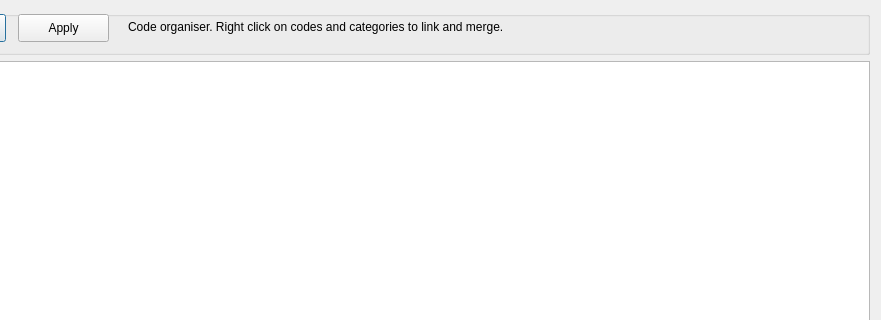
Before: the Qt Designer form GUI_UIs/ui_dialog_organiser.ui in ccbogel/QualCoder, drawn with Qt 5; both pictures show x 143 to 1024 and y 0 to 320 of the 1024 by 600 pixel window.
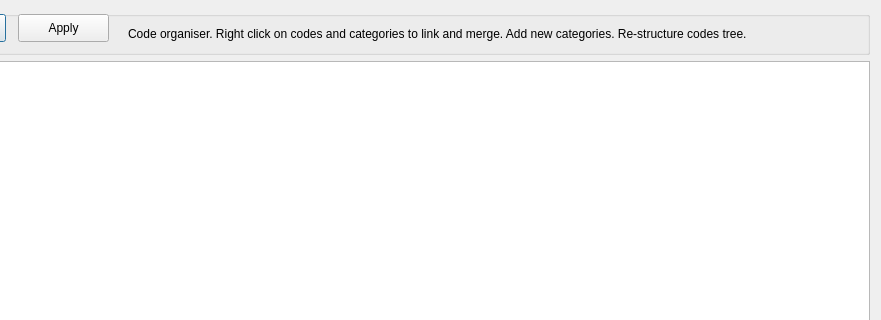
After: the same form once the commit is applied.

What changed in the file:
```diff
--- a/GUI_UIs/ui_dialog_organiser.ui
+++ b/GUI_UIs/ui_dialog_organiser.ui
@@ -101,11 +101,14 @@
         <x>260</x>
         <y>2</y>
         <width>721</width>
-        <height>28</height>
+        <height>41</height>
        </rect>
       </property>
       <property name="text">
-       <string>Code organiser. Right click on codes and categories to link and merge.</string>
+       <string>Code organiser. Right click on codes and categories to link and merge. Add new categories. Re-structure codes tree.</string>
+      </property>
+      <property name="wordWrap">
+       <bool>true</bool>
       </property>
      </widget>
      <widget class="QPushButton" name="pushButton_apply">
```
